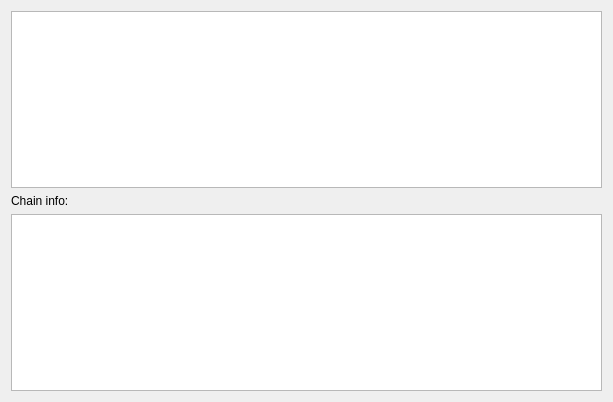
Qt form src/dialogs/GlibcHeapBinsDialog.ui (rizinorg/cutter) before a commit.
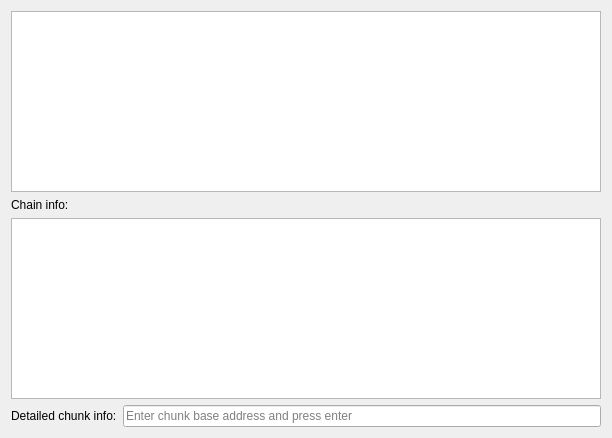
The same form after that commit.

Commit message: Added easy access to detailed chunk info from bins dialog

Diff of the .ui file:
```diff
--- a/src/dialogs/GlibcHeapBinsDialog.ui
+++ b/src/dialogs/GlibcHeapBinsDialog.ui
@@ -6,8 +6,8 @@
             <rect>
                 <x>0</x>
                 <y>0</y>
-                <width>613</width>
-                <height>402</height>
+    <width>612</width>
+    <height>438</height>
             </rect>
         </property>
         <property name="windowTitle">
@@ -27,6 +27,24 @@
             <item>
                 <widget class="QPlainTextEdit" name="chainInfoEdit"/>
             </item>
+   <item>
+    <layout class="QHBoxLayout" name="horizontalLayout">
+     <item>
+      <widget class="QLabel" name="label_2">
+       <property name="text">
+        <string>Detailed chunk info:</string>
+       </property>
+      </widget>
+     </item>
+     <item>
+      <widget class="QLineEdit" name="lineEdit">
+       <property name="placeholderText">
+        <string>Enter chunk base address and press enter</string>
+       </property>
+      </widget>
+     </item>
+    </layout>
+   </item>
         </layout>
     </widget>
     <resources/>
```
Lines whose indentation alone changed are shown as unchanged. The commit also changes 3 other files.
